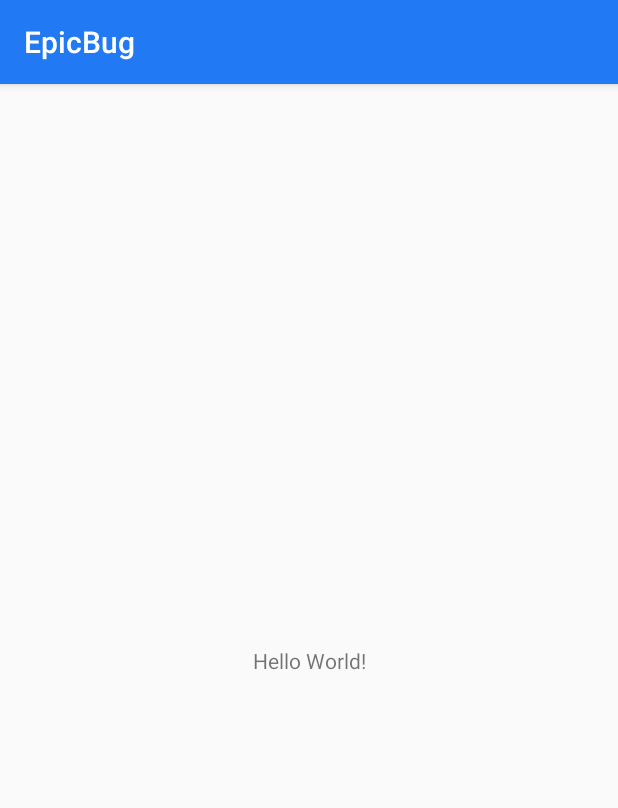
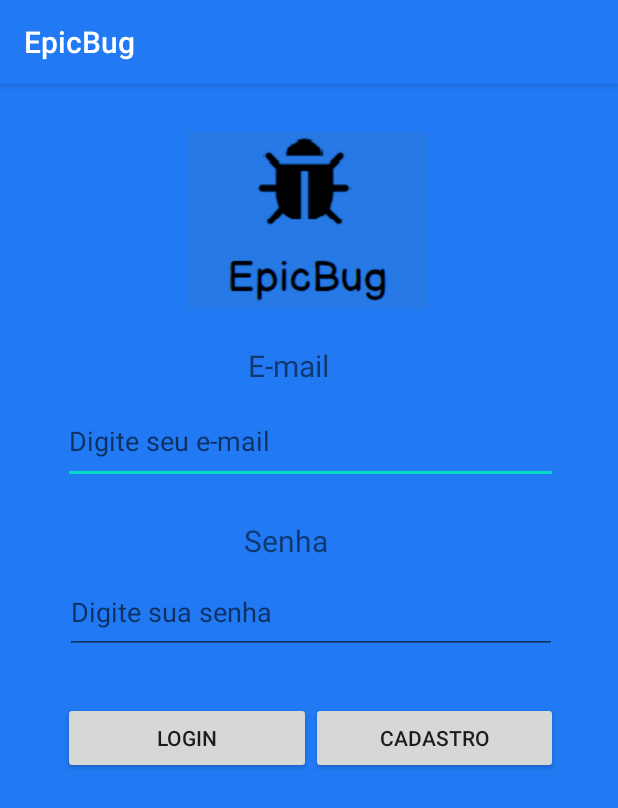
Before and after one commit to andersonfxj/EpicBug, an Android app: the screen it shows after launch (MainActivity before the commit, LoginActivity after it), on a phone screen of 412 x 824 dp. Shown: the top 808 px of the screen. Run offline under Robolectric (Android 15) with nearby library versions, the phone set to English and light mode, and no system bars.

Commit message:
EpicBug tela

```diff
--- a/app/src/main/res/layout/activity_login.xml
+++ b/app/src/main/res/layout/activity_login.xml
@@ -1,32 +1,118 @@
 <?xml version="1.0" encoding="utf-8"?>
-<LinearLayout xmlns:android="http://schemas.android.com/apk/res/android"
+<androidx.constraintlayout.widget.ConstraintLayout xmlns:android="http://schemas.android.com/apk/res/android"
     xmlns:app="http://schemas.android.com/apk/res-auto"
     xmlns:tools="http://schemas.android.com/tools"
     android:layout_width="match_parent"
     android:layout_height="match_parent"
     android:background="@color/colorPrimary"
+    android:orientation="vertical"
     tools:context=".LoginActivity">
 
-    <ImageView
-        android:id="@+id/imageEpicBug"
-        android:layout_width="197dp"
-        android:layout_height="134dp"
-        app:srcCompat="@drawable/logoEpicBug"
-        tools:ignore="MissingConstraints"
-        tools:layout_editor_absoluteX="107dp"
-        tools:layout_editor_absoluteY="109dp" />
 
     <TextView
+        android:id="@+id/textView"
         android:layout_width="wrap_content"
         android:layout_height="wrap_content"
-        android:text="Email"
-        android:textSize="20sp" />
+        android:layout_marginTop="24dp"
+        android:layout_marginEnd="25dp"
+        android:text="E-mail"
+        android:textSize="20sp"
+        app:layout_constraintEnd_toEndOf="@+id/Email"
+        app:layout_constraintHorizontal_bias="0.492"
+        app:layout_constraintStart_toStartOf="@+id/guideline"
+        app:layout_constraintTop_toBottomOf="@+id/imageView" />
 
     <EditText
-        android:id="@+id/email"
-        android:layout_width="match_parent"
+        android:id="@+id/Email"
+        android:layout_width="330dp"
+        android:layout_height="57dp"
+        android:layout_marginTop="8dp"
+        android:ems="10"
+        android:hint="Digite seu e-mail"
+        android:inputType="textEmailAddress"
+        app:layout_constraintEnd_toStartOf="@+id/guideline2"
+        app:layout_constraintStart_toStartOf="@+id/guideline"
+        app:layout_constraintTop_toBottomOf="@+id/textView" />
+
+    <ImageView
+        android:id="@+id/imageView"
+        android:layout_width="wrap_content"
         android:layout_height="wrap_content"
-        android:layout_marginLeft="15dp"
-        android:textSize="19dp" />
+        android:layout_marginTop="32dp"
+        app:layout_constraintEnd_toEndOf="parent"
+        app:layout_constraintHorizontal_bias="0.498"
+        app:layout_constraintStart_toStartOf="parent"
+        app:layout_constraintTop_toTopOf="parent"
+        app:srcCompat="@drawable/logo_epic_bug" />
 
-</LinearLayout>
+    <androidx.constraintlayout.widget.Guideline
+        android:id="@+id/guideline"
+        android:layout_width="wrap_content"
+        android:layout_height="wrap_content"
+        android:orientation="vertical"
+        app:layout_constraintGuide_percent="0.10218978" />
+
+    <androidx.constraintlayout.widget.Guideline
+        android:id="@+id/guideline2"
+        android:layout_width="wrap_content"
+        android:layout_height="wrap_content"
+        android:orientation="vertical"
+        app:layout_constraintGuide_percent="0.9026764" />
+
+    <TextView
+        android:id="@+id/textView2"
+        android:layout_width="wrap_content"
+        android:layout_height="wrap_content"
+        android:layout_marginTop="24dp"
+        android:layout_marginEnd="25dp"
+        android:text="Senha"
+        android:textSize="20sp"
+        app:layout_constraintEnd_toEndOf="@+id/Senha"
+        app:layout_constraintHorizontal_bias="0.487"
+        app:layout_constraintStart_toStartOf="@+id/guideline"
+        app:layout_constraintTop_toBottomOf="@+id/Email" />
+
+    <EditText
+        android:id="@+id/Senha"
+        android:layout_width="328dp"
+        android:layout_height="56dp"
+        android:layout_marginTop="6dp"
+        android:ems="10"
+        android:hint="Digite sua senha"
+        android:inputType="textPassword"
+        app:layout_constraintEnd_toStartOf="@+id/guideline2"
+        app:layout_constraintHorizontal_bias="0.666"
+        app:layout_constraintStart_toStartOf="@+id/guideline"
+        app:layout_constraintTop_toBottomOf="@+id/textView2" />
+
+    <LinearLayout
+        android:layout_width="0dp"
+        android:layout_height="wrap_content"
+        android:layout_marginTop="32dp"
+        android:orientation="horizontal"
+        app:layout_constraintEnd_toStartOf="@+id/guideline2"
+        app:layout_constraintStart_toStartOf="@+id/guideline"
+        app:layout_constraintTop_toBottomOf="@+id/Senha">
+
+        <Button
+            android:id="@+id/btnLogin"
+            android:layout_width="match_parent"
+            android:layout_height="wrap_content"
+            android:layout_weight="1"
+            android:text="Login"
+             />
+
+        <Button
+            android:id="@+id/btnCadastro"
+            android:layout_width="match_parent"
+            android:layout_height="wrap_content"
+            android:layout_weight="1"
+            android:onClick="AbrirTelaCadastro"
+            android:text="Cadastro" />
+
+    </LinearLayout>
+
+
+
+
+</androidx.constraintlayout.widget.ConstraintLayout>
```
Also changed, not shown: app/src/main/AndroidManifest.xml (+6 -2 lines), app/src/main/java/com/anderson/epicbug/CadastroActivity.java (added, +14 -0 lines), app/src/main/java/com/anderson/epicbug/LoginActivity.java (+7 -0 lines), app/src/main/res/layout/activity_cadastro.xml (added, +150 -0 lines), app/src/main/res/drawable/logo_epic_bug.png (renamed from app/src/main/res/drawable/logoEpicBug.png).
